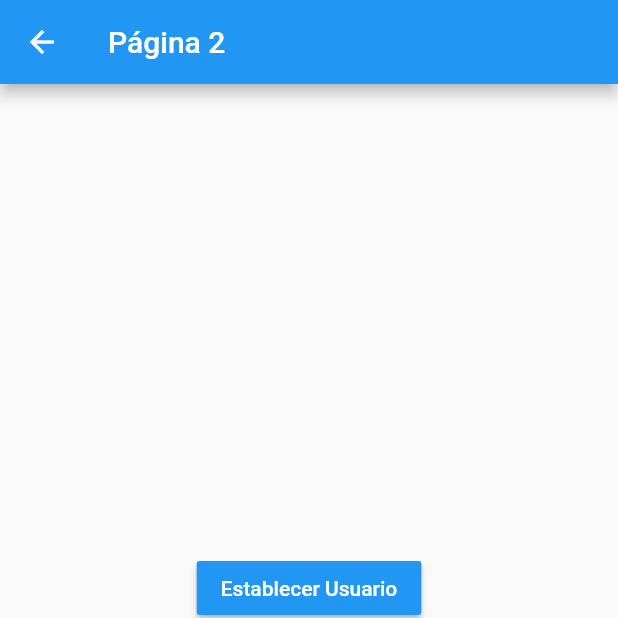
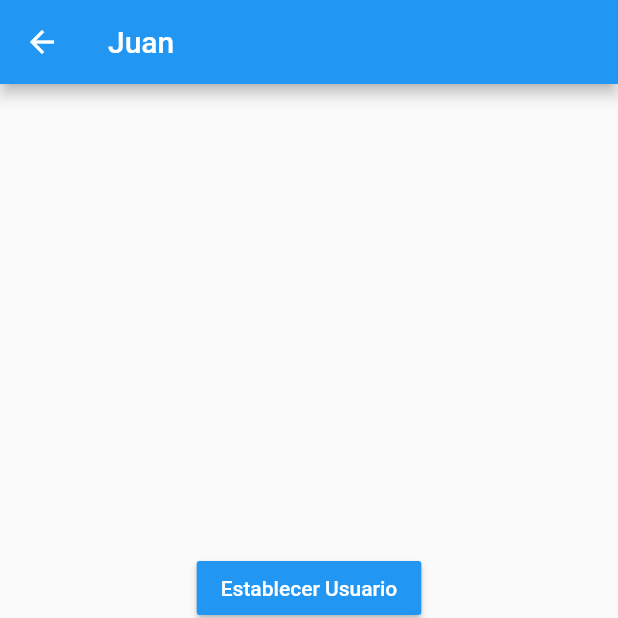
Before and after one commit to ricardogottheil/estadosapp, a Flutter app: the Pagina2Page screen opened by its route, after a tap on "Establecer Usuario", on a phone screen of 412 x 824 dp, the top half of it. Run offline on Flutter 3.47's test engine with Material 2 defaults, Android fonts, the phone set to English and light mode, and no system bars; accounts and stored records are empty.

Commit message:
Singleton ready

```diff
--- a/lib/models/usuario.dart
+++ b/lib/models/usuario.dart
@@ -1,11 +1,11 @@
 class Usuario {
   String nombre;
-  int edad;
-  List<String> profesiones;
+  int? edad;
+  List<String>? profesiones;
 
   Usuario({
     required this.nombre,
-    required this.edad,
-    required this.profesiones,
+    this.edad,
+    this.profesiones,
   });
 }
--- a/lib/pages/pagina1_page.dart
+++ b/lib/pages/pagina1_page.dart
@@ -1,3 +1,5 @@
+import 'package:estadosapp/models/usuario.dart';
+import 'package:estadosapp/services/usuario_service.dart';
 import 'package:flutter/material.dart';
 
 class Pagina1Page extends StatelessWidget {
@@ -9,7 +11,15 @@ class Pagina1Page extends StatelessWidget {
       appBar: AppBar(
         title: const Text('Página 1'),
       ),
-      body: const InformacionUsuario(),
+      body: StreamBuilder<Usuario>(
+          stream: usuarioService.usuarioStream,
+          builder: (context, snapshot) {
+            return snapshot.hasData
+                ? InformacionUsuario(usuario: snapshot.data!)
+                : const Center(
+                    child: Text('No hay informacion del usuario'),
+                  );
+          }),
       floatingActionButton: FloatingActionButton(
         onPressed: () {
           Navigator.pushNamed(context, 'pagina2');
@@ -23,7 +33,10 @@ class Pagina1Page extends StatelessWidget {
 class InformacionUsuario extends StatelessWidget {
   const InformacionUsuario({
     Key? key,
+    required this.usuario,
   }) : super(key: key);
+
+  final Usuario usuario;
 
   @override
   Widget build(BuildContext context) {
@@ -33,30 +46,30 @@ class InformacionUsuario extends StatelessWidget {
         padding: const EdgeInsets.all(20),
         child: Column(
           crossAxisAlignment: CrossAxisAlignment.start,
-          children: const [
-            Text(
+          children: [
+            const Text(
               'General',
               style: TextStyle(fontSize: 18, fontWeight: FontWeight.bold),
             ),
-            Divider(),
+            const Divider(),
             ListTile(
-              title: Text('Nombre: '),
+              title: Text('Nombre: ${usuario.nombre}'),
             ),
             ListTile(
-              title: Text('Edad: '),
+              title: Text('Edad: ${usuario.edad}'),
             ),
-            Text(
+            const Text(
               'Profesiones',
               style: TextStyle(fontSize: 18, fontWeight: FontWeight.bold),
             ),
-            Divider(),
-            ListTile(
+            const Divider(),
+            const ListTile(
               title: Text('Profesion 1'),
             ),
-            ListTile(
+            const ListTile(
               title: Text('Profesion 1'),
             ),
-            ListTile(
+            const ListTile(
               title: Text('Profesion 1'),
             ),
           ],
--- a/lib/pages/pagina2_page.dart
+++ b/lib/pages/pagina2_page.dart
@@ -1,3 +1,5 @@
+import 'package:estadosapp/models/usuario.dart';
+import 'package:estadosapp/services/usuario_service.dart';
 import 'package:flutter/material.dart';
 
 class Pagina2Page extends StatelessWidget {
@@ -7,14 +9,27 @@ class Pagina2Page extends StatelessWidget {
   Widget build(BuildContext context) {
     return Scaffold(
       appBar: AppBar(
-        title: const Text('Página 2'),
+        title: StreamBuilder<Usuario>(
+            stream: usuarioService.usuarioStream,
+            builder: (context, snapshot) {
+              return snapshot.hasData
+                  ? Text(snapshot.data!.nombre)
+                  : const Text('Página 2');
+            }),
       ),
       body: Center(
         child: Column(
           mainAxisAlignment: MainAxisAlignment.center,
           children: [
             MaterialButton(
-              onPressed: () {},
+              onPressed: () {
+                final nuevoUsuario = Usuario(
+                  nombre: 'Juan',
+                  edad: 23,
+                );
+
+                usuarioService.setUsuario(nuevoUsuario);
+              },
               color: Colors.blue,
               child: const Text(
                 'Establecer Usuario',
@@ -22,7 +37,9 @@ class Pagina2Page extends StatelessWidget {
               ),
             ),
             MaterialButton(
-              onPressed: () {},
+              onPressed: () {
+                usuarioService.setEdad(30);
+              },
               color: Colors.blue,
               child: const Text(
                 'Cambiar Edad',
```
Also changed, not shown: lib/services/usuario_service.dart (added, +33 -0 lines).
